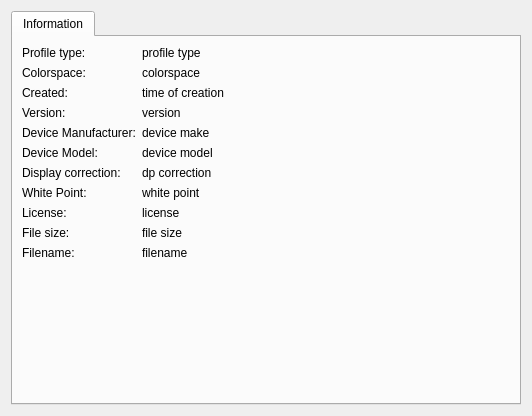
The window that colord-kcm/ProfileDescription.ui (KDE/colord-kde) describes before a commit, drawn with Qt 5.
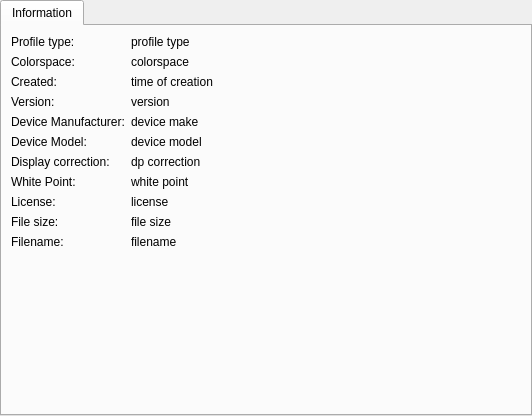
The same window after the commit.

The edit to the form file:
```diff
--- a/colord-kcm/ProfileDescription.ui
+++ b/colord-kcm/ProfileDescription.ui
@@ -11,6 +11,9 @@
    </rect>
   </property>
   <layout class="QGridLayout" name="gridLayout">
+   <property name="margin">
+    <number>0</number>
+   </property>
    <item row="0" column="0">
     <widget class="QTabWidget" name="tabWidget">
      <property name="currentIndex">
```
